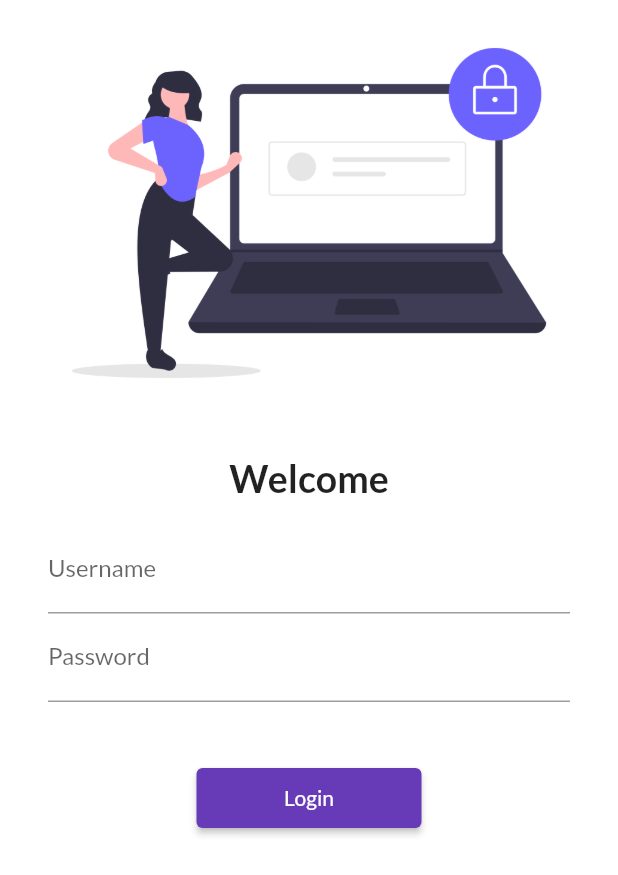
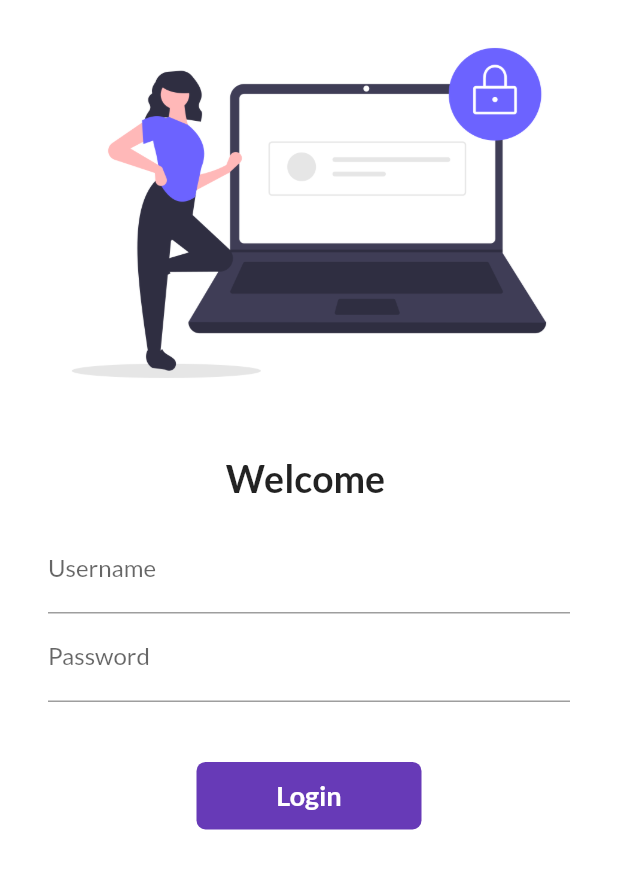
Before and after one commit to Ayushtiwari67/30daysofFlutter, a Flutter app: the screen it shows after launch, on a phone screen of 412 x 824 dp. Shown: the top 875 px of the screen. Run offline on Flutter 3.47's test engine with Material 2 defaults, Android fonts, the light colour scheme and no system bars; our stand-ins replace google_fonts.

Commit message:
Day 6 completed

```diff
--- a/lib/pages/login.dart
+++ b/lib/pages/login.dart
@@ -4,8 +4,16 @@
 import 'package:ayush/utils/routs.dart';
 import 'package:flutter/material.dart';
 
-class LoginPage extends StatelessWidget {
+class LoginPage extends StatefulWidget {
   const LoginPage({super.key});
+
+  @override
+  State<LoginPage> createState() => _LoginPageState();
+}
+
+class _LoginPageState extends State<LoginPage> {
+  String name = "";
+  bool changeButton = false;
   @override
   Widget build(BuildContext context) {
     return Material(
@@ -21,7 +29,7 @@
                 height: 20.0,
               ),
               Text(
-                "Welcome",
+                "Welcome $name",
                 style: TextStyle(fontSize: 25, fontWeight: FontWeight.bold),
               ),
               Padding(
@@ -32,6 +40,10 @@
                     TextFormField(
                       decoration: InputDecoration(
                           hintText: "Enter username", labelText: "Username"),
+                      onChanged: (value) {
+                        name = value;
+                        setState(() {});
+                      },
                     ),
                     TextFormField(
                       obscureText: true,
@@ -41,13 +53,48 @@
                     SizedBox(
                       height: 40.0,
                     ),
-                    ElevatedButton(
-                      onPressed: () {
+                    InkWell(
+                      onTap: () async {
+                        setState(() {
+                          changeButton = true;
+                        });
                         Navigator.pushNamed(context, MyRoutes.homeRoute);
+                        await Future.delayed(Duration(seconds: 1));
                       },
-                      child: Text("Login"),
-                      style: TextButton.styleFrom(minimumSize: Size(150, 40)),
+                      child: AnimatedContainer(
+                        duration: Duration(seconds: 1),
+                        height: 45,
+                        width: changeButton ? 50 : 150,
+                        alignment: Alignment.center,
+                        child: changeButton
+                            ? Icon(
+                                Icons.done,
+                                color: Colors.white,
+                              )
+                            : Text(
+                                "Login",
+                                style: TextStyle(
+                                  color: Colors.white,
+                                  fontWeight: FontWeight.bold,
+                                  fontSize: 18,
+                                ),
+                              ),
+                        decoration: BoxDecoration(
+                          color: Colors.deepPurple,
+                          // shape: changeButton
+                          //     ? BoxShape.circle
+                          //     : BoxShape.rectangle,
+                          borderRadius: BorderRadius.circular(6),
+                        ),
+                      ),
                     )
+                    // ElevatedButton(
+                    //   onPressed: () {
+                    //
+                    //   },
+                    //   child: Text("Login"),
+                    //   style: TextButton.styleFrom(minimumSize: Size(150, 40)),
+                    // )
                   ],
                 ),
               )
```
